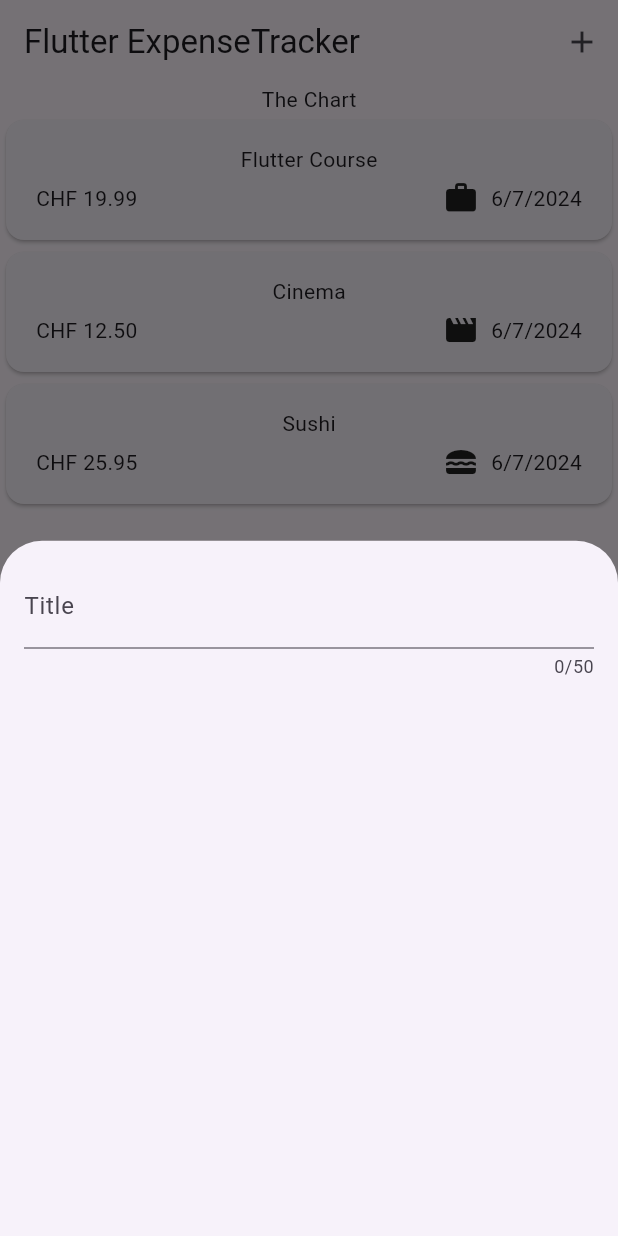
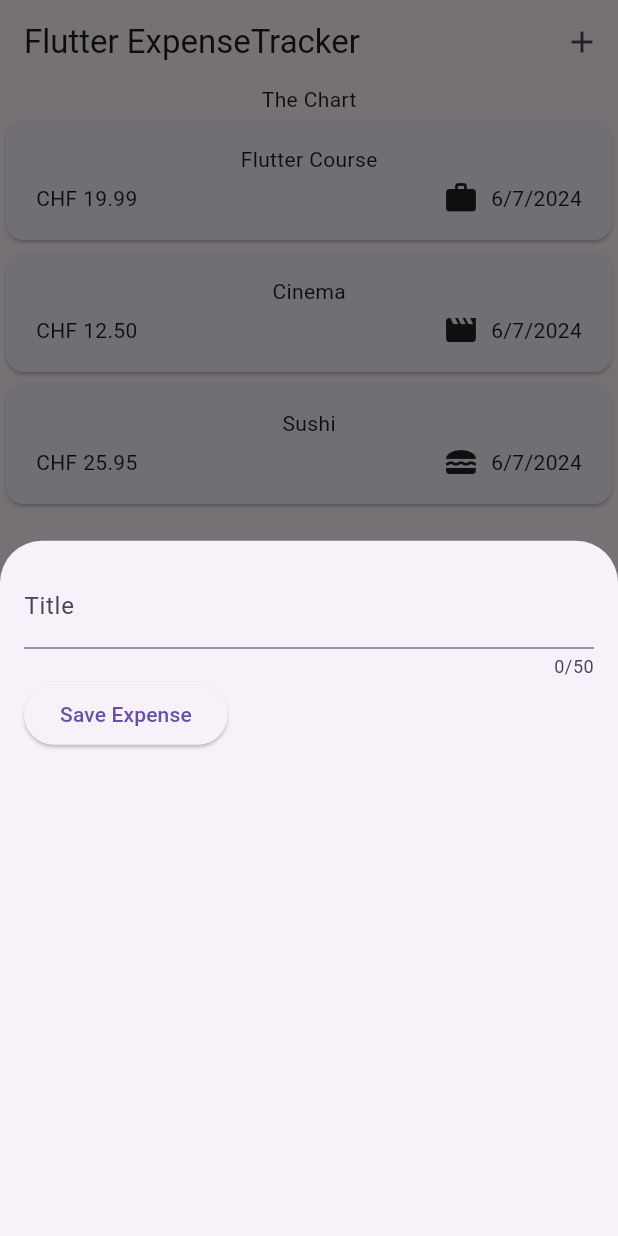
Before and after one commit to stefanobianda/ExpenseTracker, a Flutter app: the screen it shows after launch, after a tap on the "add" icon, on a phone screen of 412 x 824 dp. Run offline on Flutter 3.47's test engine with Material 3 defaults, Android fonts, the phone set to English and light mode, and no system bars.

Commit message:
read the text of TextField using a controller

```diff
--- a/lib/widgets/new_expense.dart
+++ b/lib/widgets/new_expense.dart
@@ -10,18 +10,37 @@ class NewExpense extends StatefulWidget {
 }
 
 class _NewExpenseState extends State<NewExpense> {
+  final _titleController = TextEditingController();
+
+  @override
+  void dispose() {
+    _titleController.dispose();
+    super.dispose();
+  }
+
   @override
   Widget build(BuildContext context) {
-    return const Padding(
-      padding: EdgeInsets.all(16),
+    return Padding(
+      padding: const EdgeInsets.all(16),
       child: Column(
         children: [
           TextField(
+            controller: _titleController,
             maxLength: 50,
-            decoration: InputDecoration(
+            decoration: const InputDecoration(
               label: Text('Title'),
             ),
           ),
+          Row(
+            children: [
+              ElevatedButton(
+                onPressed: () {
+                  print(_titleController.text);
+                },
+                child: const Text('Save Expense'),
+              ),
+            ],
+          )
         ],
       ),
     );
```
